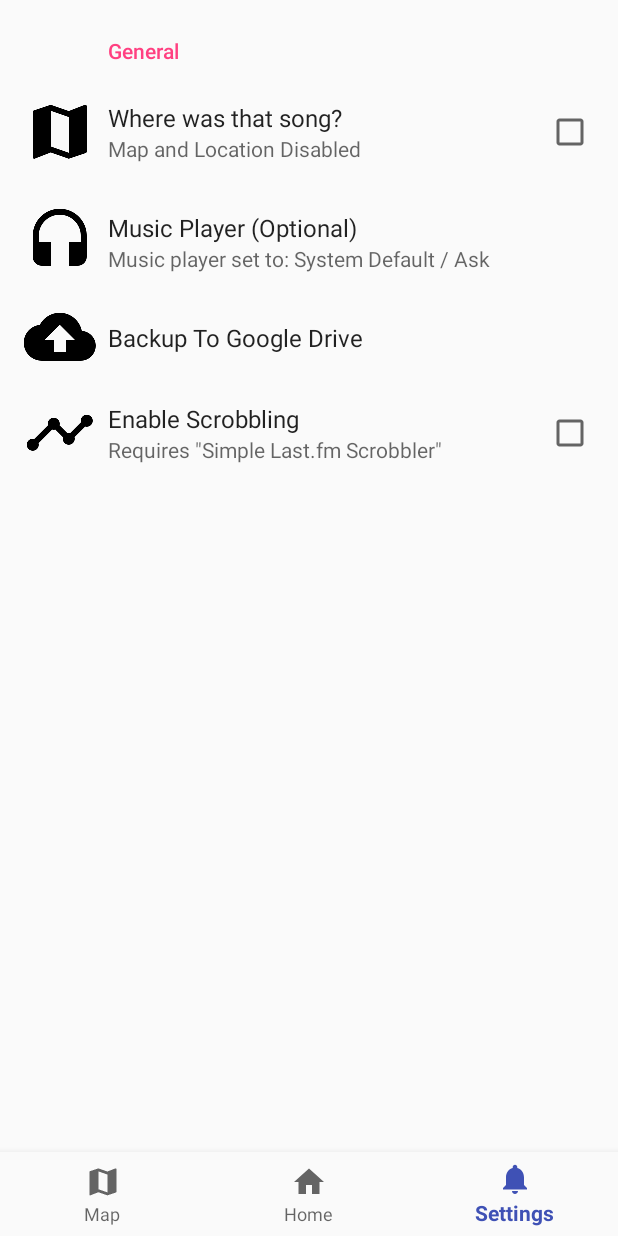
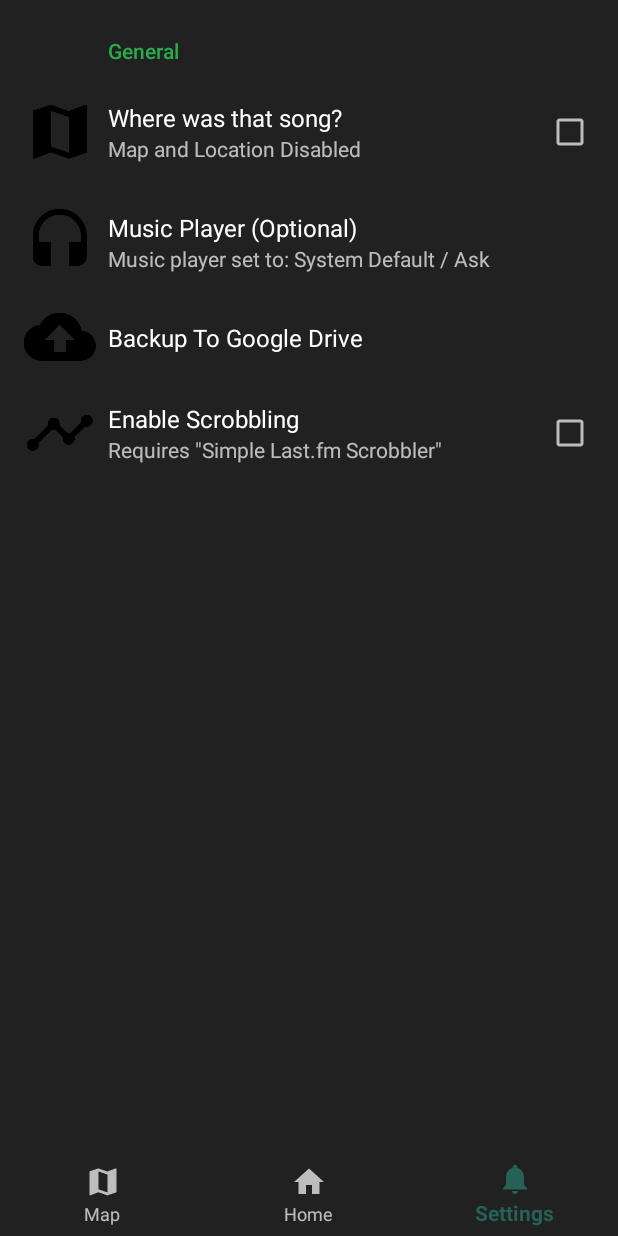
Before and after one commit to radixdev/whats-that-song, an Android app: the screen it shows after launch (MainActivity), item 3 of the bottom bar chosen, on a phone screen of 412 x 824 dp. Run offline under Robolectric (Android 15) with nearby library versions, the phone set to English and light mode, and no system bars; our stand-ins replace androidx.preference.

Commit message:
ayyy forced dark theme

```diff
--- a/app/src/main/java/com/radix/nowplayinglog/MainActivity.java
+++ b/app/src/main/java/com/radix/nowplayinglog/MainActivity.java
@@ -43,6 +43,7 @@ public class MainActivity extends AppCompatActivity
 
   @Override
   protected void onCreate(Bundle savedInstanceState) {
+    setTheme(R.style.AppTheme_Dark_NoActionBar);
     super.onCreate(savedInstanceState);
     //Remove title bar
     requestWindowFeature(Window.FEATURE_NO_TITLE);
@@ -206,9 +207,9 @@ public class MainActivity extends AppCompatActivity
     @Override
     public Fragment getItem(int position) {
       switch (position) {
-        case 0:
-          mMapFragment = new SongMapFragment();
-          return mMapFragment;
+//        case 0:
+//          mMapFragment = new SongMapFragment();
+//          return mMapFragment;
 
         case 1:
           return new SongListFragment();
--- a/app/src/main/res/layout/fragment_song_list.xml
+++ b/app/src/main/res/layout/fragment_song_list.xml
@@ -9,6 +9,5 @@
         android:layout_width="match_parent"
         android:layout_height="match_parent"
         android:paddingTop="@dimen/song_list_card_top_margin"
-        android:clipToPadding="false"
-        android:background="#f0f0f0"/>
+        android:clipToPadding="false"/>
 </FrameLayout>
--- a/app/src/main/res/values/colors.xml
+++ b/app/src/main/res/values/colors.xml
@@ -3,4 +3,11 @@
     <color name="colorPrimary">#3F51B5</color>
     <color name="colorPrimaryDark">#303F9F</color>
     <color name="colorAccent">#FF4081</color>
+    <color name="colorRecyclerBackground">#F0F0F0</color>
+
+    <!--<color name="darkColorPrimary">#1e2756</color>-->
+    <color name="darkColorPrimary">#256154</color>
+    <color name="darkColorPrimaryDark">#141831</color>
+    <color name="darkColorAccent">#2aac4b</color>
+    <color name="darkColorActivityBackground">#212122</color>
 </resources>
--- a/app/src/main/res/values/styles.xml
+++ b/app/src/main/res/values/styles.xml
@@ -13,4 +13,21 @@
         <item name="preferenceTheme">@style/PreferenceThemeOverlay</item>
     </style>
 
+    <style name="AppTheme.Dark" parent="Theme.AppCompat">
+        <!-- Dark theme base colours -->
+        <item name="colorPrimary">@color/darkColorPrimary</item>
+        <item name="colorPrimaryDark">@color/darkColorPrimaryDark</item>
+        <item name="colorAccent">@color/darkColorAccent</item>
+        <item name="colorControlHighlight">@color/colorPrimaryDark</item>
+        <item name="android:windowBackground">@color/darkColorActivityBackground</item>
+        <item name="preferenceTheme">@style/PreferenceThemeOverlay</item>
+    </style>
+
+    <style name="AppTheme.Dark.NoActionBar">
+        <item name="windowActionBar">false</item>
+        <item name="windowNoTitle">true</item>
+    </style>
+
+    <style name="AppTheme.Dark.AppBarOverlay" parent="ThemeOverlay.AppCompat.Dark.ActionBar" />
+    <style name="AppTheme.Dark.PopupOverlay" parent="ThemeOverlay.AppCompat" />
 </resources>
```
Also changed, not shown: 1 other file.
